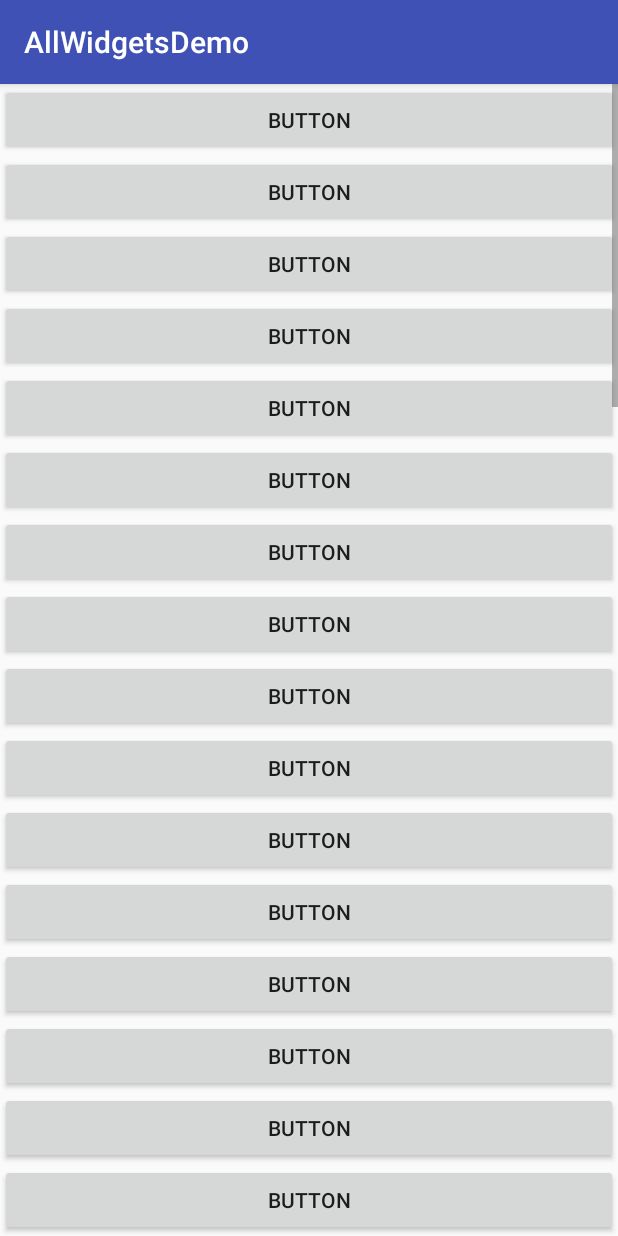
After one commit to CMPundhir/AllWidgetsDemo, an Android app: the ScrollVIewActivity screen opened directly, with no data from a screen before it, on a phone screen of 412 x 824 dp. The commit adds this screen. Run offline under Robolectric (Android 15) with nearby library versions, the phone set to English and light mode, and no system bars; Roboto replaces fonts that are not available here.

Commit message:
Layouts demos

```diff
--- a/app/src/main/java/com/cmpundhir/cm/allwidgetsdemo/MainActivity.java
+++ b/app/src/main/java/com/cmpundhir/cm/allwidgetsdemo/MainActivity.java
@@ -9,7 +9,7 @@ import android.widget.Button;
 import android.widget.Toast;
 
 public class MainActivity extends AppCompatActivity implements View.OnClickListener {
-    Button b1,b2,b3,b4,b5,b6,b7;
+    Button b1,b2,b3,b4,b5,b6,b7,b8;
     private void init(){
         b1 = findViewById(R.id.b1);
         b2 = findViewById(R.id.b2);
@@ -18,6 +18,7 @@ public class MainActivity extends AppCompatActivity implements View.OnClickListe
         b5 = findViewById(R.id.b5);
         b6 = findViewById(R.id.b6);
         b7 = findViewById(R.id.b7);
+        b8 = findViewById(R.id.b8);
         b1.setOnClickListener(this);
         b2.setOnClickListener(this);
         b3.setOnClickListener(this);
@@ -25,6 +26,7 @@ public class MainActivity extends AppCompatActivity implements View.OnClickListe
         b5.setOnClickListener(this);
         b6.setOnClickListener(this);
         b7.setOnClickListener(this);
+        b8.setOnClickListener(this);
     }
     @Override
     protected void onCreate(Bundle savedInstanceState) {
@@ -45,6 +47,7 @@ public class MainActivity extends AppCompatActivity implements View.OnClickListe
             case R.id.b5 : intent = new Intent(MainActivity.this,DialogActivity.class);break;
             case R.id.b6 : intent = new Intent(MainActivity.this,PermissionActivity.class);break;
             case R.id.b7 : intent = new Intent(MainActivity.this,WebViewActivity.class);break;
+            case R.id.b8 : intent = new Intent(MainActivity.this,LayoutsActivity.class);break;
         }
         if(intent!=null)
         startActivity(intent);
--- /dev/null
+++ b/app/src/main/java/com/cmpundhir/cm/allwidgetsdemo/layouts_demos/ScrollVIewActivity.java
@@ -0,0 +1,16 @@
+package com.cmpundhir.cm.allwidgetsdemo.layouts_demos;
+
+import androidx.appcompat.app.AppCompatActivity;
+
+import android.os.Bundle;
+
+import com.cmpundhir.cm.allwidgetsdemo.R;
+
+public class ScrollVIewActivity extends AppCompatActivity {
+
+    @Override
+    protected void onCreate(Bundle savedInstanceState) {
+        super.onCreate(savedInstanceState);
+        setContentView(R.layout.activity_scroll_view);
+    }
+}
--- a/app/src/main/res/layout/activity_main.xml
+++ b/app/src/main/res/layout/activity_main.xml
@@ -72,13 +72,14 @@
         android:textColor="#fff"
         android:text="WebView" />
     <Button
+        android:id="@+id/b8"
         android:layout_columnWeight="1"
         android:layout_rowWeight="1"
         android:layout_width="wrap_content"
         android:layout_height="wrap_content"
         android:backgroundTint="#27998E"
         android:textColor="#fff"
-        android:text="Button" />
+        android:text="Layouts" />
     <Button
         android:layout_columnWeight="1"
         android:layout_rowWeight="1"
--- /dev/null
+++ b/app/src/main/res/layout/activity_scroll_view.xml
@@ -0,0 +1,287 @@
+<?xml version="1.0" encoding="utf-8"?>
+<ScrollView xmlns:android="http://schemas.android.com/apk/res/android"
+    xmlns:app="http://schemas.android.com/apk/res-auto"
+    xmlns:tools="http://schemas.android.com/tools"
+    android:layout_width="match_parent"
+    android:layout_height="match_parent"
+    tools:context=".layouts_demos.ScrollVIewActivity">
+
+    <LinearLayout
+        android:layout_width="match_parent"
+        android:layout_height="wrap_content"
+        android:orientation="vertical">
+
+        <Button
+            android:layout_width="match_parent"
+            android:layout_height="wrap_content"
+            android:text="Button" />
+
+        <Button
+            android:layout_width="match_parent"
+            android:layout_height="wrap_content"
+            android:text="Button" />
+
+        <Button
+            android:layout_width="match_parent"
+            android:layout_height="wrap_content"
+            android:text="Button" />
+        <Button
+            android:layout_width="match_parent"
+            android:layout_height="wrap_content"
+            android:text="Button" />
+
+        <Button
+            android:layout_width="match_parent"
+            android:layout_height="wrap_content"
+            android:text="Button" />
+
+        <Button
+            android:layout_width="match_parent"
+            android:layout_height="wrap_content"
+            android:text="Button" /><Button
+        android:layout_width="match_parent"
+        android:layout_height="wrap_content"
+        android:text="Button" />
+
+        <Button
+            android:layout_width="match_parent"
+            android:layout_height="wrap_content"
+            android:text="Button" />
+
+        <Button
+            android:layout_width="match_parent"
+            android:layout_height="wrap_content"
+            android:text="Button" />
+        <Button
+            android:layout_width="match_parent"
+            android:layout_height="wrap_content"
+            android:text="Button" />
+
+        <Button
+            android:layout_width="match_parent"
+            android:layout_height="wrap_content"
+            android:text="Button" />
+
+        <Button
+            android:layout_width="match_parent"
+            android:layout_height="wrap_content"
+            android:text="Button" />
+        <Button
+            android:layout_width="match_parent"
+            android:layout_height="wrap_content"
+            android:text="Button" />
+
+        <Button
+            android:layout_width="match_parent"
+            android:layout_height="wrap_content"
+            android:text="Button" />
+
+        <Button
+            android:layout_width="match_parent"
+            android:layout_height="wrap_content"
+            android:text="Button" />
+        <Button
+        android:layout_width="match_parent"
+        android:layout_height="wrap_content"
+        android:text="Button" />
+
+        <Button
+            android:layout_width="match_parent"
+            android:layout_height="wrap_content"
+            android:text="Button" />
+
+        <Button
+            android:layout_width="match_parent"
+            android:layout_height="wrap_content"
+            android:text="Button" />
+        <Button
+        android:layout_width="match_parent"
+        android:layout_height="wrap_content"
+        android:text="Button" />
+
+        <Button
+            android:layout_width="match_parent"
+            android:layout_height="wrap_content"
+            android:text="Button" />
+
+        <Button
+            android:layout_width="match_parent"
+            android:layout_height="wrap_content"
+            android:text="Button" />
+        <Button
+        android:layout_width="match_parent"
+        android:layout_height="wrap_content"
+        android:text="Button" />
+
+        <Button
+            android:layout_width="match_parent"
+            android:layout_height="wrap_content"
+            android:text="Button" />
+
+        <Button
+            android:layout_width="match_parent"
+            android:layout_height="wrap_content"
+            android:text="Button" />
+        <Button
+        android:layout_width="match_parent"
+        android:layout_height="wrap_content"
+        android:text="Button" />
+
+        <Button
+            android:layout_width="match_parent"
+            android:layout_height="wrap_content"
+            android:text="Button" />
+
+        <Button
+            android:layout_width="match_parent"
+            android:layout_height="wrap_content"
+            android:text="Button" />
+        <Button
+        android:layout_width="match_parent"
+        android:layout_height="wrap_content"
+        android:text="Button" />
+
+        <Button
+            android:layout_width="match_parent"
+            android:layout_height="wrap_content"
+            android:text="Button" />
+
+        <Button
+            android:layout_width="match_parent"
+            android:layout_height="wrap_content"
+            android:text="Button" />
+        <Button
+            android:layout_width="match_parent"
+            android:layout_height="wrap_content"
+            android:text="Button" />
+
+        <Button
+            android:layout_width="match_parent"
+            android:layout_height="wrap_content"
+            android:text="Button" />
+
+        <Button
+            android:layout_width="match_parent"
+            android:layout_height="wrap_content"
+            android:text="Button" />
+        <Button
+            android:layout_width="match_parent"
+            android:layout_height="wrap_content"
+            android:text="Button" />
+
+        <Button
+            android:layout_width="match_parent"
+            android:layout_height="wrap_content"
+            android:text="Button" />
+
+        <Button
+            android:layout_width="match_parent"
+            android:layout_height="wrap_content"
+            android:text="Button" />
+        <Button
+            android:layout_width="match_parent"
+            android:layout_height="wrap_content"
+            android:text="Button" />
+
+        <Button
+            android:layout_width="match_parent"
+            android:layout_height="wrap_content"
+            android:text="Button" />
+
+        <Button
+            android:layout_width="match_parent"
+            android:layout_height="wrap_content"
+            android:text="Button" /><Button
+        android:layout_width="match_parent"
+        android:layout_height="wrap_content"
+        android:text="Button" />
+
+        <Button
+            android:layout_width="match_parent"
+            android:layout_height="wrap_content"
+            android:text="Button" />
+
+        <Button
+            android:layout_width="match_parent"
+            android:layout_height="wrap_content"
+            android:text="Button" />
+        <Button
+            android:layout_width="match_parent"
+            android:layout_height="wrap_content"
+            android:text="Button" />
+
+        <Button
+            android:layout_width="match_parent"
+            android:layout_height="wrap_content"
+            android:text="Button" />
+
+        <Button
+            android:layout_width="match_parent"
+            android:layout_height="wrap_content"
+            android:text="Button" />
+        <Button
+            android:layout_width="match_parent"
+            android:layout_height="wrap_content"
+            android:text="Button" />
+
+        <Button
+            android:layout_width="match_parent"
+            android:layout_height="wrap_content"
+            android:text="Button" />
+
+        <Button
+            android:layout_width="match_parent"
+            android:layout_height="wrap_content"
+            android:text="Button" />
+        <Button
+            android:layout_width="match_parent"
+            android:layout_height="wrap_content"
+            android:text="Button" />
+
+        <Button
+            android:layout_width="match_parent"
+            android:layout_height="wrap_content"
+            android:text="Button" />
+
+        <Button
+            android:layout_width="match_parent"
+            android:layout_height="wrap_content"
+            android:text="Button" />
+        <Button
+            android:layout_width="match_parent"
+            android:layout_height="wrap_content"
+            android:text="Button" />
+
+        <Button
+            android:layout_width="match_parent"
+            android:layout_height="wrap_content"
+            android:text="Button" />
+
+        <Button
+            android:layout_width="match_parent"
+            android:layout_height="wrap_content"
+            android:text="Button" />
+        <Button
+            android:layout_width="match_parent"
+            android:layout_height="wrap_content"
+            android:text="Button" />
+
+        <Button
+            android:layout_width="match_parent"
+            android:layout_height="wrap_content"
+            android:text="Button" />
+
+        <Button
+            android:layout_width="match_parent"
+            android:layout_height="wrap_content"
+            android:text="Button" />
+
+
+
+
+
+
+
+
+    </LinearLayout>
+</ScrollView>
```
Also changed, not shown: app/src/main/AndroidManifest.xml (+5 -2 lines), app/src/main/java/com/cmpundhir/cm/allwidgetsdemo/LayoutsActivity.java (added, +47 -0 lines), app/src/main/java/com/cmpundhir/cm/allwidgetsdemo/layouts_demos/LinearLayoutDemoActivity.java (added, +16 -0 lines), app/src/main/res/layout/activity_layouts.xml (added, +74 -0 lines), app/src/main/res/layout/activity_linear_layout_demo.xml (added, +9 -0 lines).
